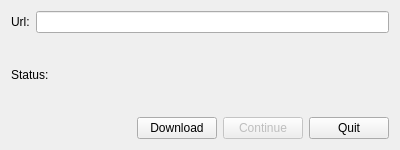
VeriConomy/vericoin, file src/qt/forms/downloader.ui: the form before one commit.
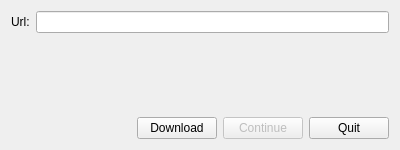
The form after the commit.

```diff
--- a/src/qt/forms/downloader.ui
+++ b/src/qt/forms/downloader.ui
@@ -84,7 +84,7 @@
    <item row="2" column="0" colspan="2">
     <widget class="QLabel" name="statusLabel">
      <property name="text">
-      <string>Status:</string>
+      <string></string>
      </property>
     </widget>
    </item>
```
